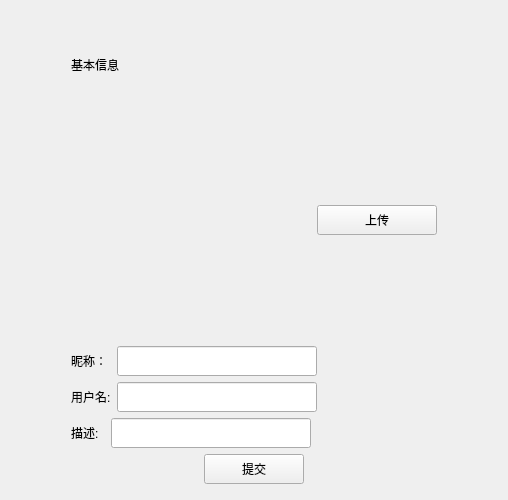
Above: myChatQT/userinfopage.ui from Baidou2Star/MindChat before the change. Below: the same form after it.
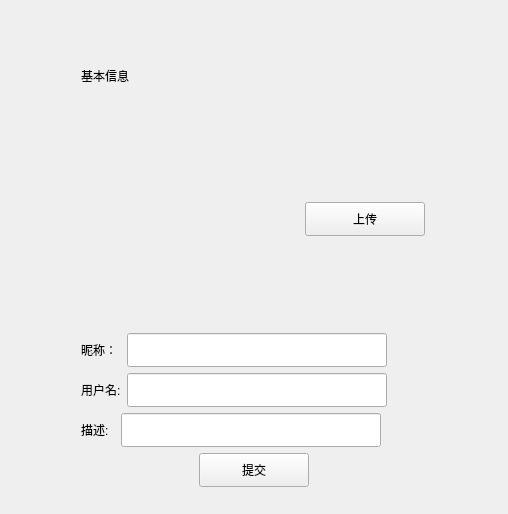
That is the form after the change.

What changed in the file:
```diff
--- a/myChatQT/userinfopage.ui
+++ b/myChatQT/userinfopage.ui
@@ -21,7 +21,7 @@
      </property>
      <property name="sizeHint" stdset="0">
       <size>
-       <width>40</width>
+       <width>16</width>
        <height>20</height>
       </size>
      </property>
@@ -30,16 +30,16 @@
    <item>
     <layout class="QVBoxLayout" name="verticalLayout_2">
      <property name="leftMargin">
-      <number>5</number>
+      <number>18</number>
      </property>
      <property name="topMargin">
-      <number>5</number>
+      <number>16</number>
      </property>
      <property name="rightMargin">
-      <number>5</number>
+      <number>18</number>
      </property>
      <property name="bottomMargin">
-      <number>5</number>
+      <number>16</number>
      </property>
      <item>
       <spacer name="verticalSpacer_3">
@@ -85,15 +85,15 @@
        <item>
         <widget class="QLabel" name="head_lb">
          <property name="minimumSize">
-          <size>
-           <width>200</width>
-           <height>200</height>
+         <size>
+           <width>176</width>
+           <height>176</height>
           </size>
          </property>
          <property name="maximumSize">
           <size>
-           <width>200</width>
-           <height>200</height>
+           <width>176</width>
+           <height>176</height>
           </size>
          </property>
          <property name="text">
@@ -122,13 +122,13 @@
          <property name="minimumSize">
           <size>
            <width>120</width>
-           <height>30</height>
+           <height>34</height>
           </size>
          </property>
          <property name="maximumSize">
           <size>
            <width>120</width>
-           <height>30</height>
+           <height>34</height>
           </size>
          </property>
          <property name="text">
@@ -167,14 +167,14 @@
         <widget class="QLineEdit" name="nick_ed">
          <property name="minimumSize">
           <size>
-           <width>200</width>
-           <height>30</height>
+           <width>260</width>
+           <height>34</height>
           </size>
          </property>
          <property name="maximumSize">
           <size>
-           <width>200</width>
-           <height>30</height>
+           <width>300</width>
+           <height>34</height>
           </size>
          </property>
         </widget>
@@ -207,14 +207,14 @@
         <widget class="QLineEdit" name="name_ed">
          <property name="minimumSize">
           <size>
-           <width>200</width>
-           <height>30</height>
+           <width>260</width>
+           <height>34</height>
           </size>
          </property>
          <property name="maximumSize">
           <size>
-           <width>200</width>
-           <height>30</height>
+           <width>300</width>
+           <height>34</height>
           </size>
          </property>
         </widget>
@@ -247,14 +247,14 @@
         <widget class="QLineEdit" name="desc_ed">
          <property name="minimumSize">
           <size>
-           <width>200</width>
-           <height>30</height>
+           <width>260</width>
+           <height>34</height>
           </size>
          </property>
          <property name="maximumSize">
           <size>
-           <width>200</width>
-           <height>30</height>
+           <width>300</width>
+           <height>34</height>
           </size>
          </property>
         </widget>
@@ -280,14 +280,14 @@
         <widget class="QPushButton" name="submit_btn">
          <property name="minimumSize">
           <size>
-           <width>100</width>
-           <height>30</height>
+           <width>110</width>
+           <height>34</height>
           </size>
          </property>
          <property name="maximumSize">
           <size>
-           <width>100</width>
-           <height>30</height>
+           <width>110</width>
+           <height>34</height>
           </size>
          </property>
          <property name="text">
@@ -319,7 +319,7 @@
      </property>
      <property name="sizeHint" stdset="0">
       <size>
-       <width>40</width>
+       <width>16</width>
        <height>20</height>
       </size>
      </property>
```
